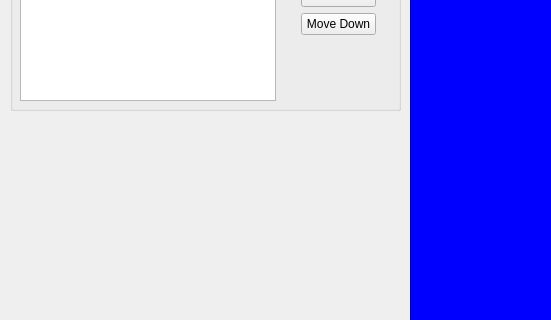
Before: the Qt Designer form FilteringApp/filteringapp.ui in krk/cuda-webcam, drawn with Qt 5; both pictures show x 0 to 551 and y 219 to 539 of the 1079 by 664 pixel window.
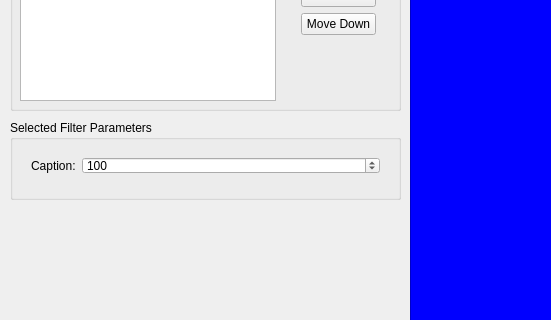
After: the same form once the commit is applied. Icons and pictures are not drawn. Custom widgets are drawn as their Qt base class.

Commit message: Parameter editor added for single parameter filters.

```diff
--- a/FilteringApp/filteringapp.ui
+++ b/FilteringApp/filteringapp.ui
@@ -201,6 +201,80 @@
      </property>
     </widget>
    </widget>
+   <widget class="QGroupBox" name="grpParameters">
+    <property name="geometry">
+     <rect>
+      <x>10</x>
+      <y>310</y>
+      <width>391</width>
+      <height>80</height>
+     </rect>
+    </property>
+    <property name="styleSheet">
+     <string notr="true">display: none;</string>
+    </property>
+    <property name="title">
+     <string>Selected Filter Parameters</string>
+    </property>
+    <widget class="QWidget" name="formLayoutWidget">
+     <property name="geometry">
+      <rect>
+       <x>10</x>
+       <y>20</y>
+       <width>371</width>
+       <height>51</height>
+      </rect>
+     </property>
+     <layout class="QFormLayout" name="formLayout">
+      <item row="1" column="0">
+       <widget class="QLabel" name="lblParameterCaption">
+        <property name="text">
+         <string>Caption:</string>
+        </property>
+       </widget>
+      </item>
+      <item row="1" column="1">
+       <widget class="QSpinBox" name="spinParameter">
+        <property name="prefix">
+         <string/>
+        </property>
+        <property name="maximum">
+         <number>255</number>
+        </property>
+        <property name="value">
+         <number>100</number>
+        </property>
+       </widget>
+      </item>
+      <item row="2" column="1">
+       <spacer name="verticalSpacer_3">
+        <property name="orientation">
+         <enum>Qt::Vertical</enum>
+        </property>
+        <property name="sizeHint" stdset="0">
+         <size>
+          <width>20</width>
+          <height>40</height>
+         </size>
+        </property>
+       </spacer>
+      </item>
+      <item row="0" column="1">
+       <spacer name="verticalSpacer_4">
+        <property name="orientation">
+         <enum>Qt::Vertical</enum>
+        </property>
+        <property name="sizeHint" stdset="0">
+         <size>
+          <width>20</width>
+          <height>40</height>
+         </size>
+        </property>
+       </spacer>
+      </item>
+     </layout>
+    </widget>
+   </widget>
   </widget>
   <widget class="QToolBar" name="mainToolBar">
    <property name="movable">
```
The commit also changes 11 other files.
